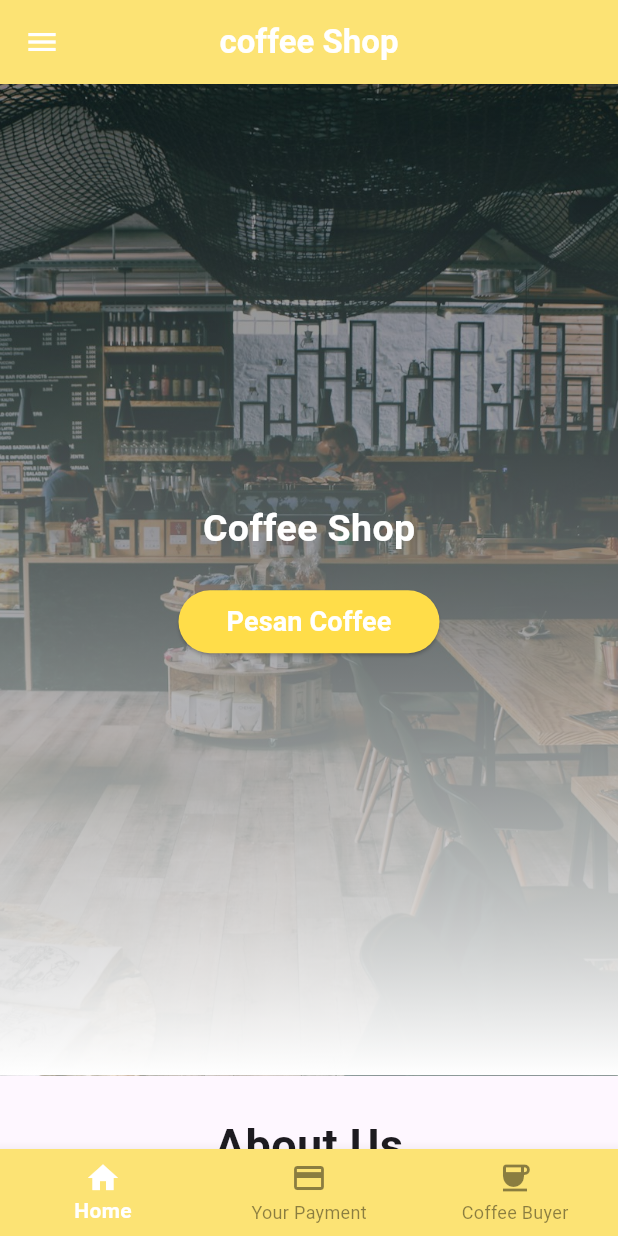
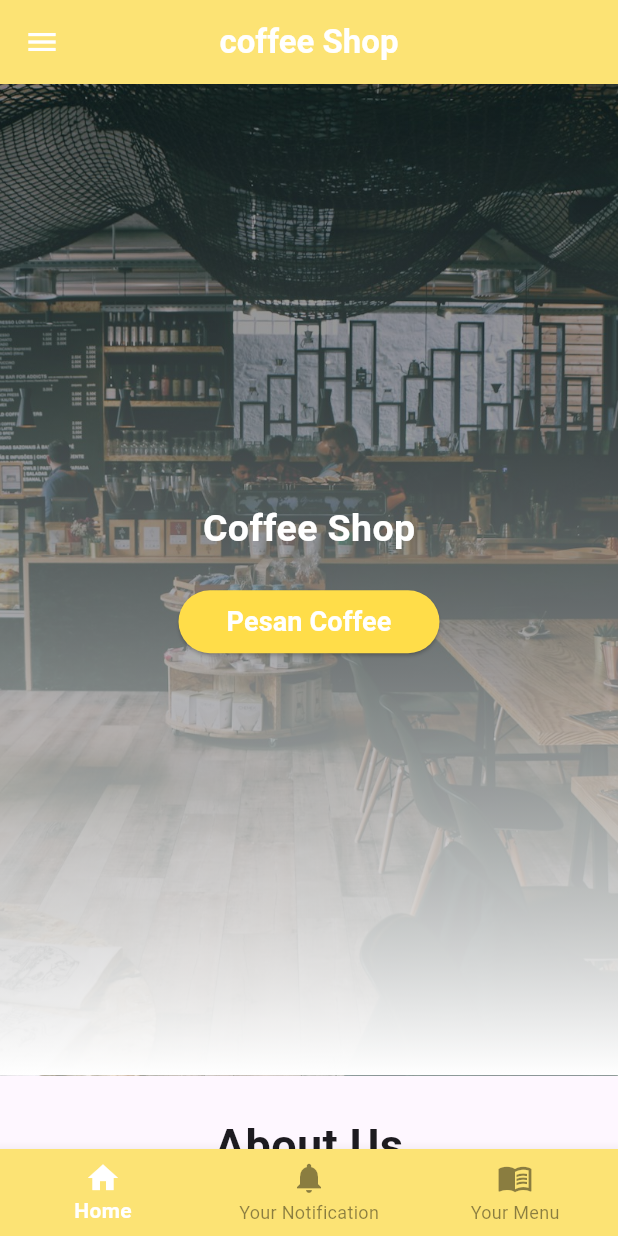
Before and after one commit to alfredliu-development/online-coffee-shop, a Flutter app: the HomeBar screen opened directly, on a phone screen of 412 x 824 dp. Run offline on Flutter 3.47's test engine with Material 3 defaults, Android fonts, the phone set to English and light mode, and no system bars; our stand-ins replace google_maps_flutter; Roboto replaces fonts that are missing (Decol, HarunoUmi).

Commit message:
Online Coffee Shop

```diff
--- a/lib/menu_bar/bottom_navigation_menu.dart
+++ b/lib/menu_bar/bottom_navigation_menu.dart
@@ -1,7 +1,7 @@
 import 'package:flutter/material.dart';
-import 'package:online_coffee_shop/navigator/coffee_buy_bar.dart';
 import 'package:online_coffee_shop/navigator/home/home_bar.dart';
-import 'package:online_coffee_shop/navigator/payment_bar.dart';
+import 'package:online_coffee_shop/navigator/notif_bar.dart';
+import 'package:online_coffee_shop/navigator/order_menu_bar.dart';
 
 class BottomNavigationMenu extends StatefulWidget {
   final int index;
@@ -25,13 +25,13 @@ class _BottomNavigationMenuState extends State<BottomNavigationMenu> {
         ),
 
         BottomNavigationBarItem(
-          icon: Icon(Icons.payment),
-          label: "Your Payment"
+          icon: Icon(Icons.notifications),
+          label: "Your Notification"
         ),
 
         BottomNavigationBarItem(
-          icon: Icon(Icons.coffee),
-          label: "Coffee Buyer"
+          icon: Icon(Icons.menu_book),
+          label: "Your Menu"
         )
       ],
     );
@@ -58,7 +58,7 @@ class _BottomNavigationMenuState extends State<BottomNavigationMenu> {
         Navigator.push(
             context,
             PageRouteBuilder(
-              pageBuilder: (context, animation, secondaryAnimation) => PaymentBar(),
+              pageBuilder: (context, animation, secondaryAnimation) => NotifBar(),
               transitionsBuilder: (context, animation, secondaryAnimation, child) {
                 return FadeTransition(
                   opacity: animation,
@@ -72,7 +72,7 @@ class _BottomNavigationMenuState extends State<BottomNavigationMenu> {
         Navigator.push(
             context,
             PageRouteBuilder(
-              pageBuilder: (context, animation, secondaryAnimation) => CoffeeBuyBar(),
+              pageBuilder: (context, animation, secondaryAnimation) => OrderMenuBar(),
               transitionsBuilder: (context, animation, secondaryAnimation, child) {
                 return FadeTransition(
                   opacity: animation,
--- a/lib/navigator/home/home_bar.dart
+++ b/lib/navigator/home/home_bar.dart
@@ -199,6 +199,8 @@ class HomeBar extends StatelessWidget {
                 mainAxisAlignment: MainAxisAlignment.spaceEvenly,
                 children: [
                   InkWell(
+                    child: Padding(
+                      padding: const EdgeInsets.all(10),
                       child: Column(
                         mainAxisAlignment: MainAxisAlignment.center,
                         children: [
@@ -214,6 +216,53 @@ class HomeBar extends StatelessWidget {
                           )
                         ],
                       ),
+                    ),
+
+                    onTap: () {},
+                  ),
+
+                  InkWell(
+                    child: Padding(
+                      padding: EdgeInsets.all(10),
+                      child: Column(
+                        mainAxisAlignment: MainAxisAlignment.center,
+                        children: [
+                          Image.asset(
+                            "assets/image/logo/twitter_x.jpg",
+                            width: 35,
+                            height: 35,
+                          ),
+
+                          SizedBox(height: 5),
+                          Text(
+                            "Twitter/x"
+                          )
+                        ],
+                      ),
+                    ),
+
+                    onTap: () {},
+                  ),
+
+                  InkWell(
+                    child: Padding(
+                      padding: EdgeInsets.all(10),
+                      child: Column(
+                        mainAxisAlignment: MainAxisAlignment.center,
+                        children: [
+                          Image.asset(
+                            "assets/image/logo/tik_tok.jpg",
+                            width: 35,
+                            height: 35,
+                          ),
+
+                          SizedBox(height: 5),
+                          Text(
+                            "Tik Tok"
+                          )
+                        ],
+                      ),
+                    ),
 
                     onTap: () {},
                   )
```
Also changed, not shown: lib/navigator/home/map_location.dart (+22 -1 lines), lib/navigator/notif_bar.dart (renamed from lib/navigator/coffee_buy_bar.dart, +10 -5 lines), lib/navigator/order_menu_bar.dart (added, +31 -0 lines), lib/navigator/payment_bar.dart (+1 -17 lines). Lines whose indentation alone changed are shown as unchanged.
